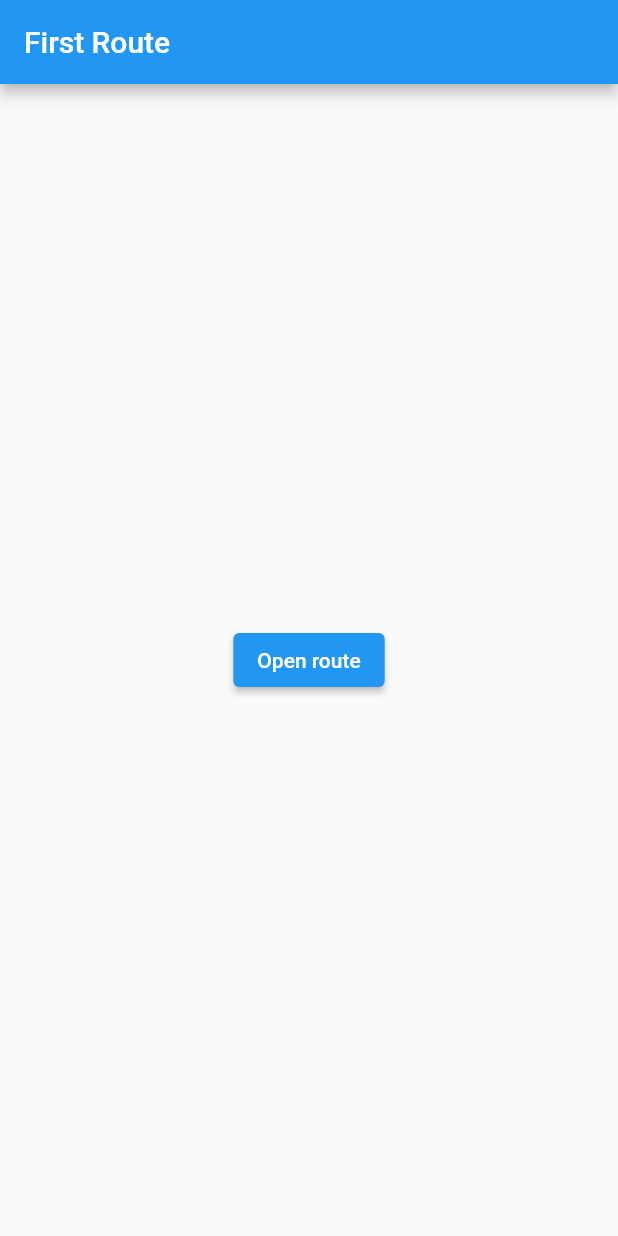
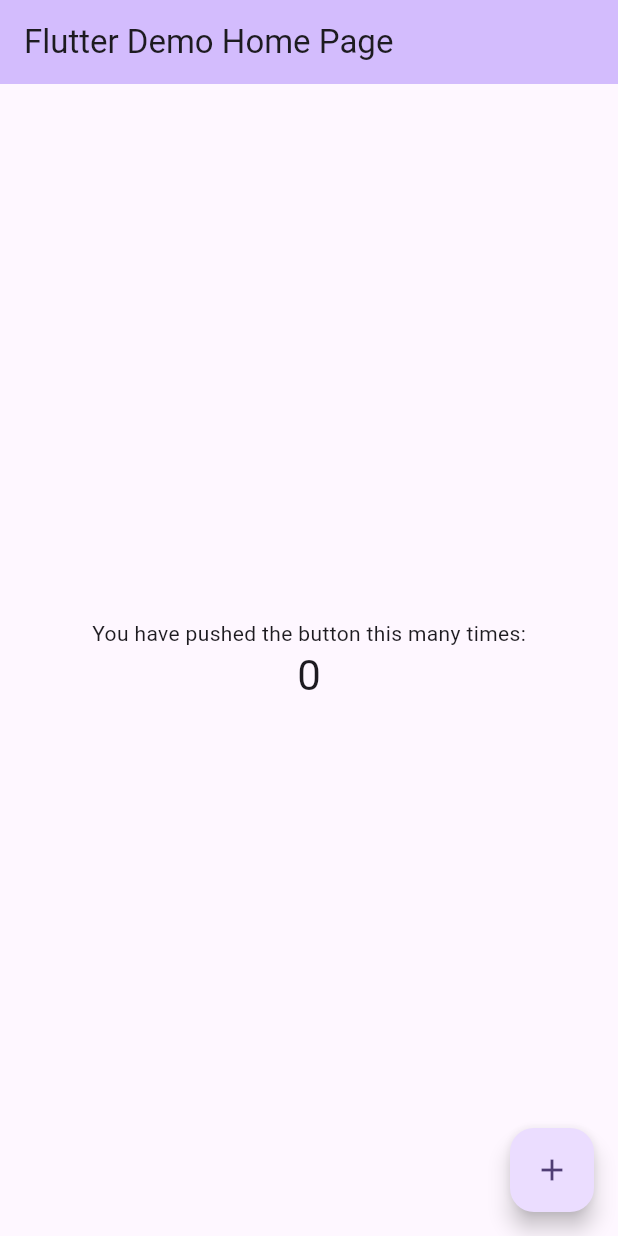
Before and after one commit to iav2002/PPT, a Flutter app: the screen it shows after launch, on a phone screen of 412 x 824 dp. Run offline on Flutter 3.47's test engine with Material 2 defaults, Android fonts, the phone set to English and light mode, and no system bars.

Commit message:
Text updated

```diff
--- a/lib/main.dart
+++ b/lib/main.dart
@@ -1,53 +1,125 @@
 import 'package:flutter/material.dart';
 
 void main() {
-  runApp(const MaterialApp(
-    title: 'Navigation Basics',
-    home: FirstRoute(),
-  ));
+  runApp(const MyApp());
 }
 
-class FirstRoute extends StatelessWidget {
-  const FirstRoute({super.key});
+class MyApp extends StatelessWidget {
+  const MyApp({super.key});
 
+  // This widget is the root of your application.
   @override
   Widget build(BuildContext context) {
-    return Scaffold(
-      appBar: AppBar(
-        title: const Text('First Route'),
+    return MaterialApp(
+      title: 'Flutter Demo',
+      theme: ThemeData(
+        // This is the theme of your application.
+        //
+        // TRY THIS: Try running your application with "flutter run". You'll see
+        // the application has a blue toolbar. Then, without quitting the app,
+        // try changing the seedColor in the colorScheme below to Colors.green
+        // and then invoke "hot reload" (save your changes or press the "hot
+        // reload" button in a Flutter-supported IDE, or press "r" if you used
+        // the command line to start the app).
+        //
+        // Notice that the counter didn't reset back to zero; the application
+        // state is not lost during the reload. To reset the state, use hot
+        // restart instead.
+        //
+        // This works for code too, not just values: Most code changes can be
+        // tested with just a hot reload.
+        colorScheme: ColorScheme.fromSeed(seedColor: Colors.deepPurple),
+        useMaterial3: true,
       ),
-      body: Center(
-        child: ElevatedButton(
-          child: const Text('Open route'),
-          onPressed: () {
-            Navigator.push(
-              context,
-              MaterialPageRoute(builder: (context) => const SecondRoute()),
-            );
-          },
-        ),
-      ),
+      home: const MyHomePage(title: 'Flutter Demo Home Page'),
     );
   }
 }
 
-class SecondRoute extends StatelessWidget {
-  const SecondRoute({super.key});
+class MyHomePage extends StatefulWidget {
+  const MyHomePage({super.key, required this.title});
+
+  // This widget is the home page of your application. It is stateful, meaning
+  // that it has a State object (defined below) that contains fields that affect
+  // how it looks.
+
+  // This class is the configuration for the state. It holds the values (in this
+  // case the title) provided by the parent (in this case the App widget) and
+  // used by the build method of the State. Fields in a Widget subclass are
+  // always marked "final".
+
+  final String title;
+
+  @override
+  State<MyHomePage> createState() => _MyHomePageState();
+}
+
+class _MyHomePageState extends State<MyHomePage> {
+  int _counter = 0;
+
+  void _incrementCounter() {
+    setState(() {
+      // This call to setState tells the Flutter framework that something has
+      // changed in this State, which causes it to rerun the build method below
+      // so that the display can reflect the updated values. If we changed
+      // _counter without calling setState(), then the build method would not be
+      // called again, and so nothing would appear to happen.
+      _counter++;
+    });
+  }
 
   @override
   Widget build(BuildContext context) {
+    // This method is rerun every time setState is called, for instance as done
+    // by the _incrementCounter method above.
+    //
+    // The Flutter framework has been optimized to make rerunning build methods
+    // fast, so that you can just rebuild anything that needs updating rather
+    // than having to individually change instances of widgets.
     return Scaffold(
       appBar: AppBar(
-        title: const Text('Second Route'),
+        // TRY THIS: Try changing the color here to a specific color (to
+        // Colors.amber, perhaps?) and trigger a hot reload to see the AppBar
+        // change color while the other colors stay the same.
+        backgroundColor: Theme.of(context).colorScheme.inversePrimary,
+        // Here we take the value from the MyHomePage object that was created by
+        // the App.build method, and use it to set our appbar title.
+        title: Text(widget.title),
       ),
       body: Center(
-        child: ElevatedButton(
-          onPressed: () {
-            Navigator.pop(context);
-          },
-          child: const Text('Go back!'),
+        // Center is a layout widget. It takes a single child and positions it
+        // in the middle of the parent.
+        child: Column(
+          // Column is also a layout widget. It takes a list of children and
+          // arranges them vertically. By default, it sizes itself to fit its
+          // children horizontally, and tries to be as tall as its parent.
+          //
+          // Column has various properties to control how it sizes itself and
+          // how it positions its children. Here we use mainAxisAlignment to
+          // center the children vertically; the main axis here is the vertical
+          // axis because Columns are vertical (the cross axis would be
+          // horizontal).
+          //
+          // TRY THIS: Invoke "debug painting" (choose the "Toggle Debug Paint"
+          // action in the IDE, or press "p" in the console), to see the
+          // wireframe for each widget.
+          mainAxisAlignment: MainAxisAlignment.center,
+          children: <Widget>[
+            const Text(
+              'You have pushed the button this many times:',
+            ),
+            Text(
+              '$_counter',
+              style: Theme.of(context).textTheme.headlineMedium,
+            ),
+          ],
         ),
       ),
+      floatingActionButton: FloatingActionButton(
+        onPressed: _incrementCounter,
+        tooltip: 'Increment',
+        child: const Icon(Icons.add),
+      ), // This trailing comma makes auto-formatting nicer for build methods.
     );
   }
 }
```
Also changed, not shown: 1 other file.
